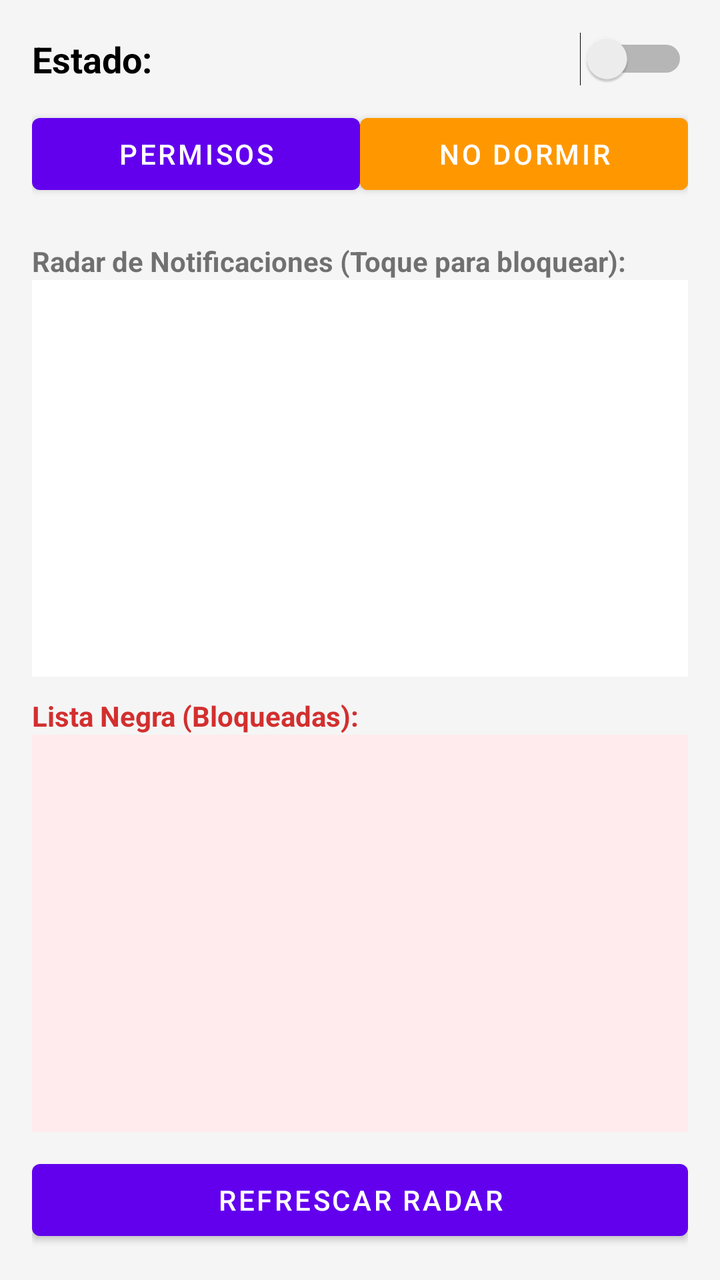
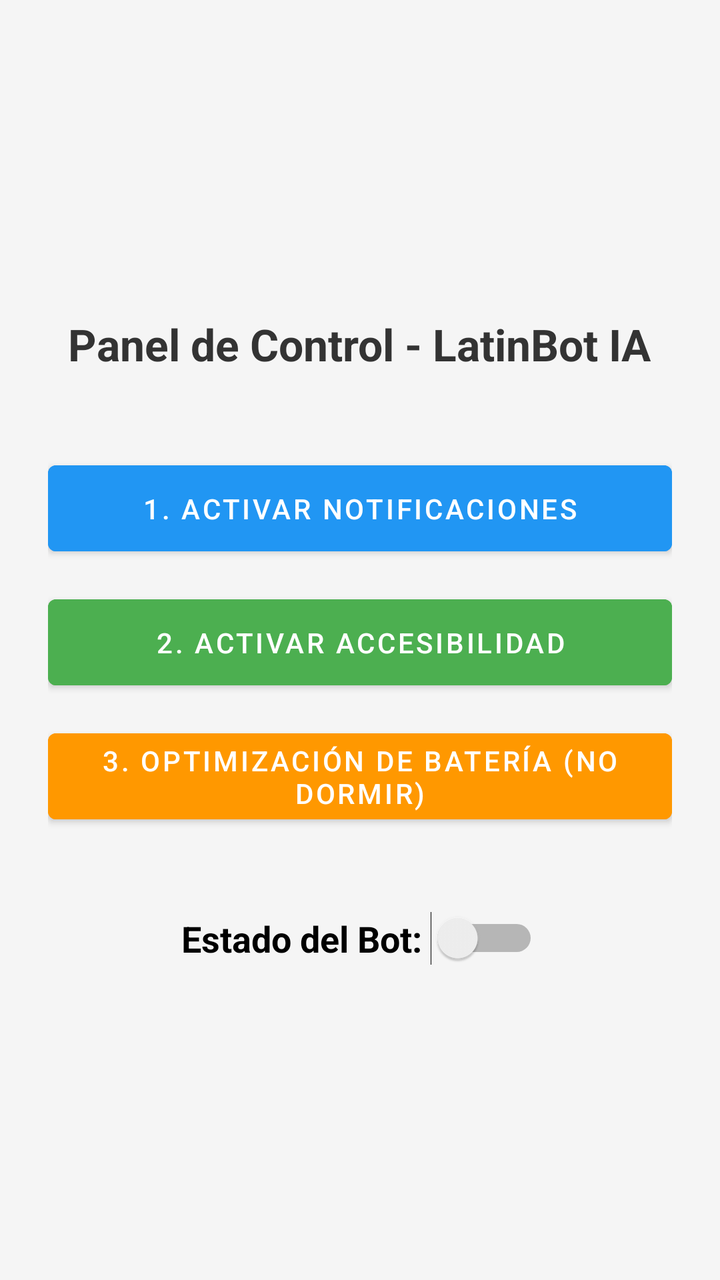

The first picture is an Android layout as it rendered before a commit; the second is the same layout after the commit. The layout source and the unified diff follow.
<!-- AndroidManifest.xml: fallback theme Theme.MaterialComponents.DayNight.NoActionBar -->
<!-- res/layout/activity_main.xml -->
<?xml version="1.0" encoding="utf-8"?>

<LinearLayout xmlns:android="http://schemas.android.com/apk/res/android"
    android:layout_width="match_parent"
    android:layout_height="match_parent"
    android:orientation="vertical"
    android:padding="16dp"
    android:background="#F5F5F5">

    <Switch
        android:id="@+id/switch_estado_bot"
        android:layout_width="match_parent"
        android:layout_height="wrap_content"
        android:text="Estado: "
        android:textSize="18sp"
        android:textStyle="bold"
        android:layout_marginBottom="10dp"/>

    <LinearLayout
        android:layout_width="match_parent"
        android:layout_height="wrap_content"
        android:orientation="horizontal"
        android:layout_marginBottom="10dp">
        <Button android:id="@+id/btn_permisos"
            android:layout_width="0dp" android:layout_height="wrap_content" android:layout_weight="1"
            android:text="Permisos"/>
        <Button android:id="@+id/btn_bateria"
            android:layout_width="0dp" android:layout_height="wrap_content" android:layout_weight="1"
            android:text="No Dormir"
            android:backgroundTint="#FF9800"/>
    </LinearLayout>

    <TextView android:layout_width="wrap_content" android:layout_height="wrap_content"
        android:text="Radar de Notificaciones (Toque para bloquear):" android:textStyle="bold" android:layout_marginTop="10dp"/>
    <ScrollView android:layout_width="match_parent" android:layout_height="0dp" android:layout_weight="1"
        android:background="#FFFFFF" android:padding="8dp" android:layout_marginBottom="10dp">
        <LinearLayout android:id="@+id/panel_radar" android:layout_width="match_parent" android:layout_height="wrap_content" android:orientation="vertical"/>
    </ScrollView>

    <TextView android:layout_width="wrap_content" android:layout_height="wrap_content"
        android:text="Lista Negra (Bloqueadas):" android:textStyle="bold" android:textColor="#D32F2F"/>
    <ScrollView android:layout_width="match_parent" android:layout_height="0dp" android:layout_weight="1"
        android:background="#FFEBEE" android:padding="8dp">
        <LinearLayout android:id="@+id/panel_bloqueadas" android:layout_width="match_parent" android:layout_height="wrap_content" android:orientation="vertical"/>
    </ScrollView>

    <Button android:id="@+id/btn_limpiar_radar" android:layout_width="match_parent" android:layout_height="wrap_content"
        android:text="Refrescar Radar" android:layout_marginTop="10dp"/>

</LinearLayout>
<!-- resources referenced by this layout -->
<resources>

</resources>

<!-- the commit's change to res/layout/activity_main.xml (unified diff, before → after) -->
@@ -4,47 +4,49 @@
     android:layout_width="match_parent"
     android:layout_height="match_parent"
     android:orientation="vertical"
-    android:padding="16dp"
+    android:padding="24dp"
+    android:gravity="center"
     android:background="#F5F5F5">
+
+    <TextView
+        android:layout_width="wrap_content"
+        android:layout_height="wrap_content"
+        android:text="Panel de Control - LatinBot IA"
+        android:textSize="22sp"
+        android:textStyle="bold"
+        android:layout_marginBottom="40dp"
+        android:textColor="#333333"/>
+
+    <Button
+        android:id="@+id/btn_notificaciones"
+        android:layout_width="match_parent"
+        android:layout_height="55dp"
+        android:text="1. Activar Notificaciones"
+        android:layout_marginBottom="12dp"
+        android:backgroundTint="#2196F3"/>
+
+    <Button
+        android:id="@+id/btn_accesibilidad"
+        android:layout_width="match_parent"
+        android:layout_height="55dp"
+        android:text="2. Activar Accesibilidad"
+        android:layout_marginBottom="12dp"
+        android:backgroundTint="#4CAF50"/>
+
+    <Button
+        android:id="@+id/btn_bateria"
+        android:layout_width="match_parent"
+        android:layout_height="55dp"
+        android:text="3. Optimización de Batería (No Dormir)"
+        android:layout_marginBottom="40dp"
+        android:backgroundTint="#FF9800"/>
 
     <Switch
         android:id="@+id/switch_estado_bot"
-        android:layout_width="match_parent"
+        android:layout_width="wrap_content"
         android:layout_height="wrap_content"
-        android:text="Estado: "
+        android:text="Estado del Bot: "
         android:textSize="18sp"
-        android:textStyle="bold"
-        android:layout_marginBottom="10dp"/>
-
-    <LinearLayout
-        android:layout_width="match_parent"
-        android:layout_height="wrap_content"
-        android:orientation="horizontal"
-        android:layout_marginBottom="10dp">
-        <Button android:id="@+id/btn_permisos"
-            android:layout_width="0dp" android:layout_height="wrap_content" android:layout_weight="1"
-            android:text="Permisos"/>
-        <Button android:id="@+id/btn_bateria"
-            android:layout_width="0dp" android:layout_height="wrap_content" android:layout_weight="1"
-            android:text="No Dormir"
-            android:backgroundTint="#FF9800"/>
-    </LinearLayout>
-
-    <TextView android:layout_width="wrap_content" android:layout_height="wrap_content"
-        android:text="Radar de Notificaciones (Toque para bloquear):" android:textStyle="bold" android:layout_marginTop="10dp"/>
-    <ScrollView android:layout_width="match_parent" android:layout_height="0dp" android:layout_weight="1"
-        android:background="#FFFFFF" android:padding="8dp" android:layout_marginBottom="10dp">
-        <LinearLayout android:id="@+id/panel_radar" android:layout_width="match_parent" android:layout_height="wrap_content" android:orientation="vertical"/>
-    </ScrollView>
-
-    <TextView android:layout_width="wrap_content" android:layout_height="wrap_content"
-        android:text="Lista Negra (Bloqueadas):" android:textStyle="bold" android:textColor="#D32F2F"/>
-    <ScrollView android:layout_width="match_parent" android:layout_height="0dp" android:layout_weight="1"
-        android:background="#FFEBEE" android:padding="8dp">
-        <LinearLayout android:id="@+id/panel_bloqueadas" android:layout_width="match_parent" android:layout_height="wrap_content" android:orientation="vertical"/>
-    </ScrollView>
-
-    <Button android:id="@+id/btn_limpiar_radar" android:layout_width="match_parent" android:layout_height="wrap_content"
-        android:text="Refrescar Radar" android:layout_marginTop="10dp"/>
+        android:textStyle="bold"/>
 
 </LinearLayout>
